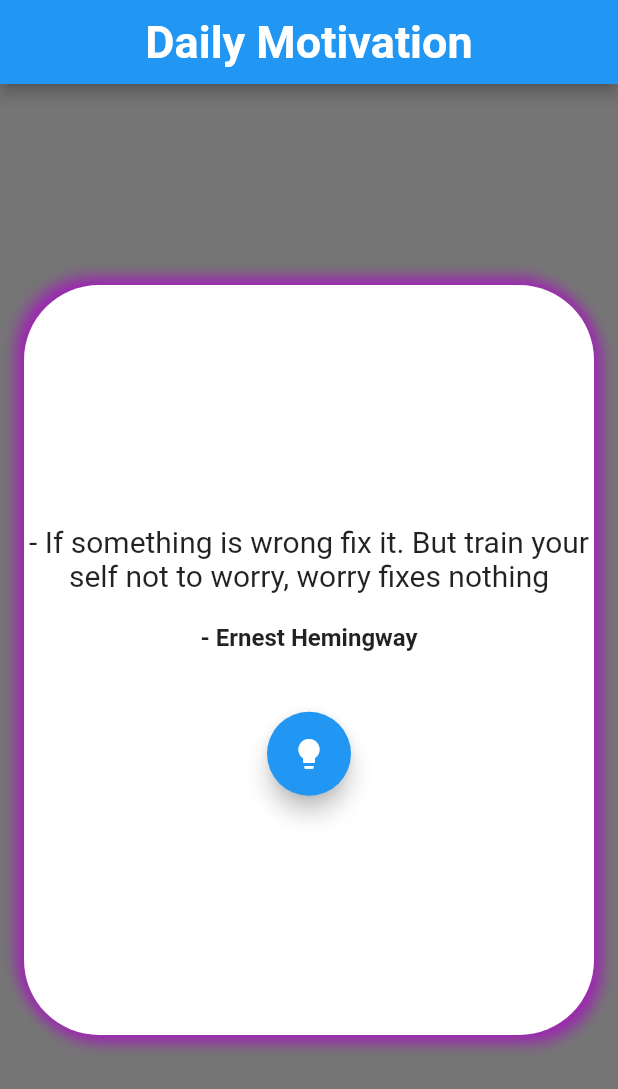
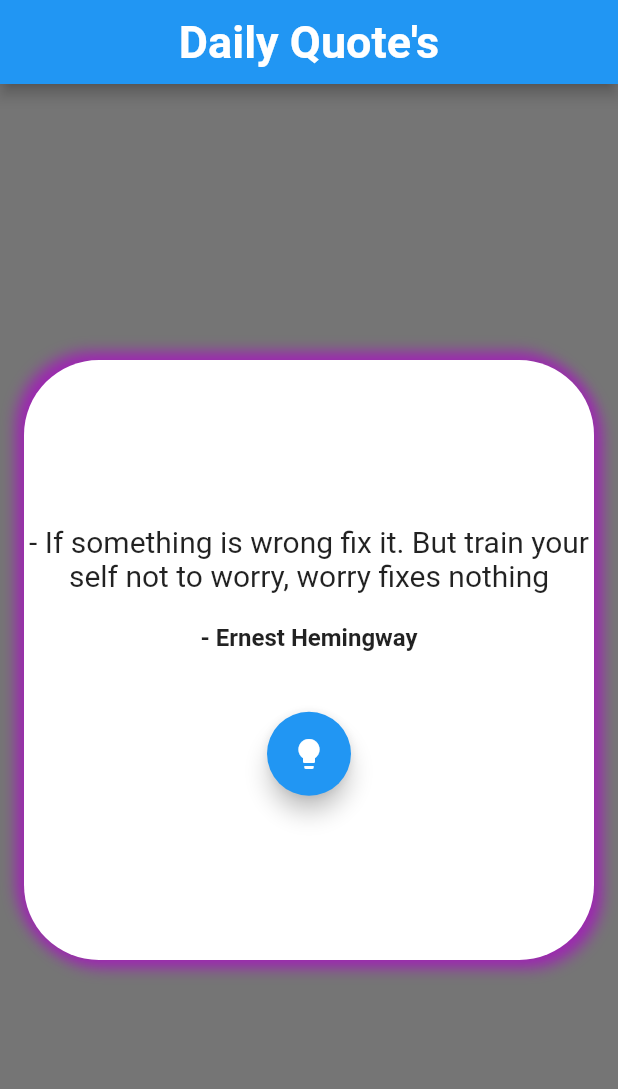
Before and after one commit to ridwan-101/Quote_App, a Flutter app: the screen it shows after launch, on a phone screen of 412 x 824 dp. Shown: the top 1089 px of the screen. Run offline on Flutter 3.47's test engine with Material 2 defaults, Android fonts, the phone set to English and light mode, and no system bars.

Commit message:
fourth commit

```diff
--- a/lib/UI/home.dart
+++ b/lib/UI/home.dart
@@ -441,7 +441,7 @@ class _HomePageState extends State<HomePage> {
     return Scaffold(
       appBar: AppBar(
         title: const Text(
-          "Daily Motivation",
+          "Daily Quote's",
           style: TextStyle(fontSize: 30, fontWeight: FontWeight.bold),
         ),
         centerTitle: true,
@@ -450,7 +450,7 @@ class _HomePageState extends State<HomePage> {
         color: Colors.grey.shade600,
         child: Center(
           child: Container(
-            height: 500,
+            height: 400,
             width: 380,
             decoration: BoxDecoration(
               color: Colors.white,
@@ -473,16 +473,17 @@ class _HomePageState extends State<HomePage> {
               children: <Widget>[
                 Text(
                   '- ${quotesList[_index % quotesList.length]['quote'] ?? 'Anonymous'}',
-                  style: TextStyle(fontSize: 20),
+                  style: const TextStyle(fontSize: 20),
                   textAlign: TextAlign.center,
                 ),
                 const SizedBox(height: 20),
                 Text(
                   '- ${quotesList[_index % quotesList.length]['author'] ?? 'Anonymous'}',
-                  style: TextStyle(fontSize: 16, fontWeight: FontWeight.bold),
+                  style: const TextStyle(
+                      fontSize: 16, fontWeight: FontWeight.bold),
                   textAlign: TextAlign.center,
                 ),
-                SizedBox(
+                const SizedBox(
                   height: 40,
                 ),
                 FloatingActionButton(
```
